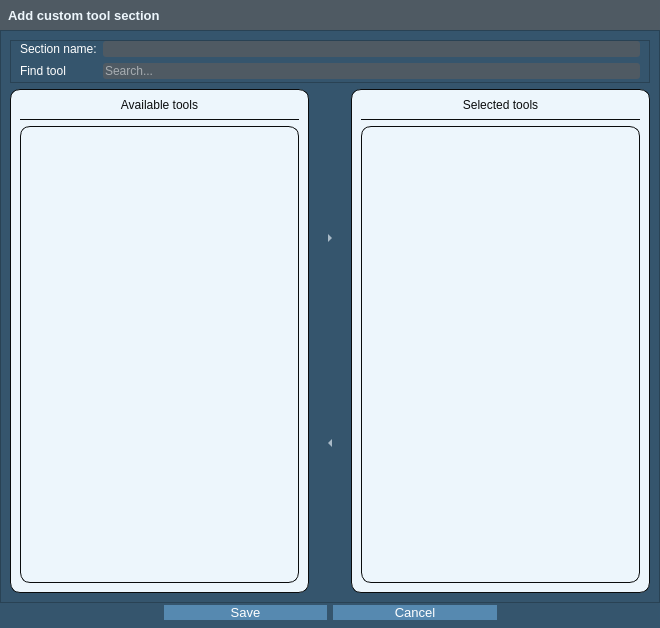
Old version of the form SectionManager/UI/add_section_dialog.ui in the repository GIAPspzoo/GIAP_PolaMap_lite.
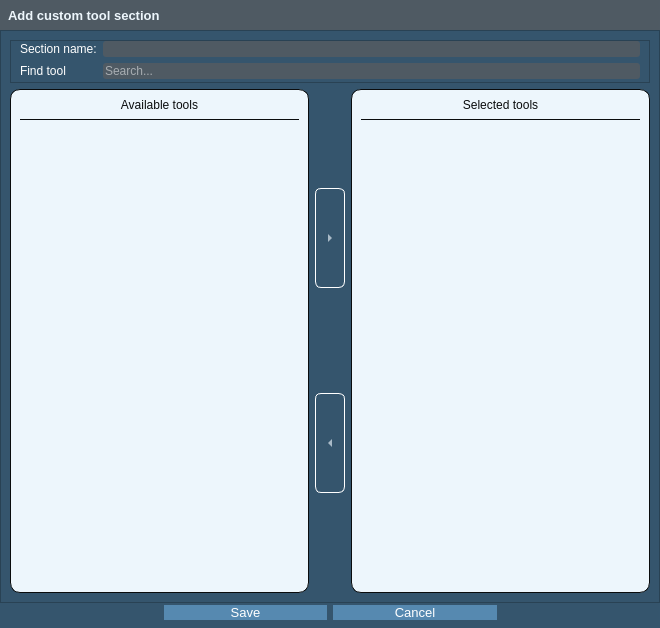
New version of the form. Icons and pictures are not drawn. Custom widgets are drawn as their Qt base class.

```diff
--- a/SectionManager/UI/add_section_dialog.ui
+++ b/SectionManager/UI/add_section_dialog.ui
@@ -293,13 +293,19 @@
              <item>
               <widget class="QListView" name="availableToolList">
                <property name="styleSheet">
-                <string notr="true">QListWidget {
+                <string notr="true">QListView {
     alternate-background-color:  rgb(87, 131, 167);
 	background-color: #EDF6FC;
 	border-width: 0px;
 }
 </string>
                </property>
+               <property name="frameShape">
+                <enum>QFrame::NoFrame</enum>
+               </property>
+               <property name="lineWidth">
+                <number>0</number>
+               </property>
                <property name="selectionMode">
                 <enum>QAbstractItemView::MultiSelection</enum>
                </property>
@@ -321,11 +327,21 @@
                 <height>100</height>
                </size>
               </property>
+              <property name="font">
+               <font>
+                <family>Segoe UI</family>
+                <pointsize>10</pointsize>
+                <weight>50</weight>
+                <italic>false</italic>
+                <bold>false</bold>
+               </font>
+              </property>
               <property name="styleSheet">
                <string notr="true">* {
 	background-color: rgb(53, 85, 109);
     font: 10pt &quot;Segoe UI&quot;; 
 	color: #EDF6FC;
+
 }
 QAbstractItemView
 {
@@ -419,9 +435,9 @@
 }
 
 QToolButton {
-   border: 0 solid transparent;
-   color: #EDF6FC;
-   border-radius: 3px;
+	color: #EDF6FC;
+	border-radius: 6px;
+	border: 1px solid white;
 }
 
 QToolButton:hover {
@@ -559,9 +575,10 @@
 }
 
 QToolButton {
-   border: 0 solid transparent;
-   color: #EDF6FC;
-   border-radius: 3px;
+	color: #EDF6FC;
+	border-radius: 6px;
+	border: 1px solid white;
+
 }
 
 QToolButton:hover {
@@ -635,7 +652,7 @@
               </widget>
              </item>
              <item>
-              <widget class="QListView" name="selectedToolList">
+              <widget class="QListWidget" name="selectedToolList">
                <property name="minimumSize">
                 <size>
                  <width>0</width>
@@ -643,7 +660,7 @@
                 </size>
                </property>
                <property name="styleSheet">
-                <string notr="true">QListWidget {
+                <string notr="true">QListView {
     alternate-background-color:  rgb(87, 131, 167);
 	background-color: #EDF6FC;
 	border-width: 0px;
```
Left out of the diff: 4 changed lines with no effect on the pictures.
